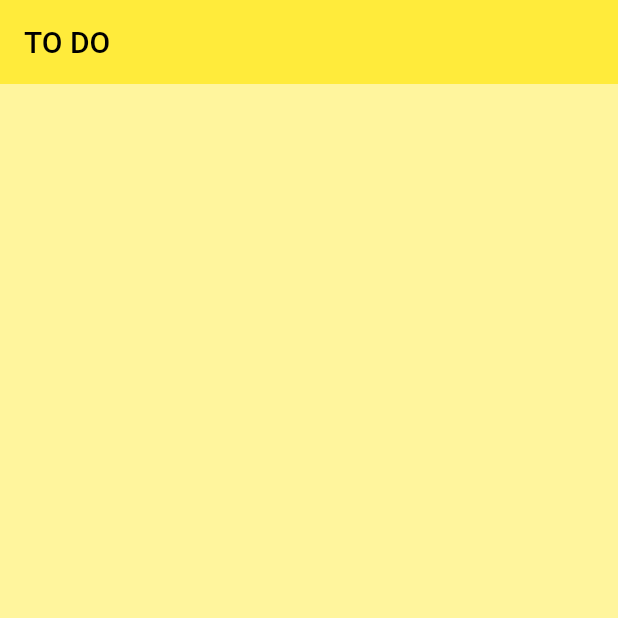
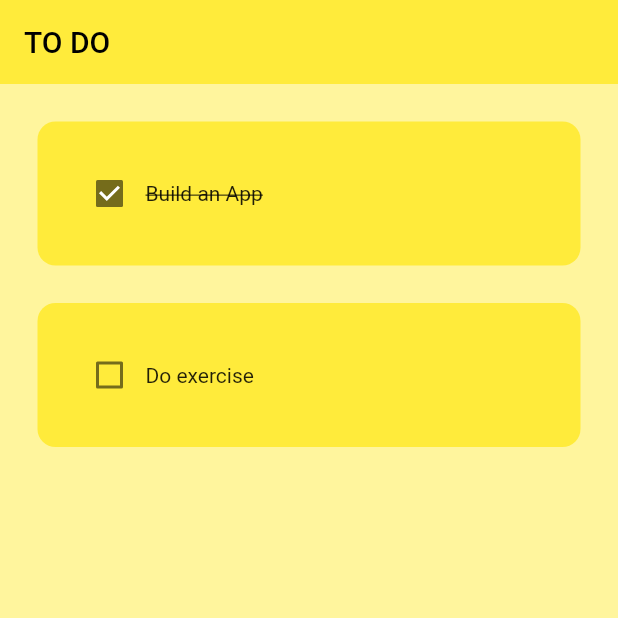
Before and after one commit to MementoMori11723/TODO, a Flutter app: the screen it shows after launch, on a phone screen of 412 x 824 dp, the top half of it. Run offline on Flutter 3.47's test engine with Material 2 defaults, Android fonts, the phone set to English and light mode, and no system bars.

Commit message:
step - 2

```diff
--- /dev/null
+++ b/lib/To_Do_List.dart
@@ -0,0 +1,45 @@
+import 'package:flutter/material.dart';
+
+class ToDoList extends StatelessWidget {
+  final String taskName;
+  final bool taskCompleted;
+  Function(bool?)? onChanged;
+
+  ToDoList({
+    super.key,
+    required this.taskName,
+    required this.taskCompleted,
+    required this.onChanged,
+  });
+
+  @override
+  Widget build(BuildContext context) {
+    return Padding(
+      padding: const EdgeInsets.only(left: 25, right: 25, top: 25),
+      child: Container(
+        padding: const EdgeInsets.all(24.0),
+        decoration: BoxDecoration(
+            color: Colors.yellow, borderRadius: BorderRadius.circular(12)),
+        child: Row(
+          children: [
+            //* Check box
+            Checkbox(
+              value: taskCompleted,
+              onChanged: onChanged,
+              activeColor: Colors.black54,
+            ),
+            //* Text
+            Text(
+              taskName,
+              style: TextStyle(
+                decoration: taskCompleted
+                    ? TextDecoration.lineThrough
+                    : TextDecoration.none,
+              ),
+            ),
+          ],
+        ),
+      ),
+    );
+  }
+}
--- a/lib/home_page.dart
+++ b/lib/home_page.dart
@@ -1,4 +1,6 @@
 import 'package:flutter/material.dart';
+
+import 'To_Do_List.dart';
 
 class HomePage extends StatefulWidget {
   const HomePage({super.key});
@@ -8,6 +10,19 @@ class HomePage extends StatefulWidget {
 }
 
 class _HomePageState extends State<HomePage> {
+  //* list of ToDo tasks
+  List toDoList = [
+    ['Build an App', true],
+    ['Do exercise', false]
+  ];
+
+  //* checkbox was tapped
+  void checkBoxChanged(bool? value, int index) {
+    setState(() {
+      toDoList[index][1] = !toDoList[index][1];
+    });
+  }
+
   @override
   Widget build(BuildContext context) {
     return Scaffold(
@@ -16,6 +31,16 @@ class _HomePageState extends State<HomePage> {
         title: const Text('TO DO'),
         elevation: 0,
       ),
+      body: ListView.builder(
+        itemCount: toDoList.length,
+        itemBuilder: (context, index) {
+          return ToDoList(
+            taskName: toDoList[index][0],
+            taskCompleted: toDoList[index][1],
+            onChanged: (value) => checkBoxChanged(value, index),
+          );
+        },
+      ),
     );
   }
 }
```
